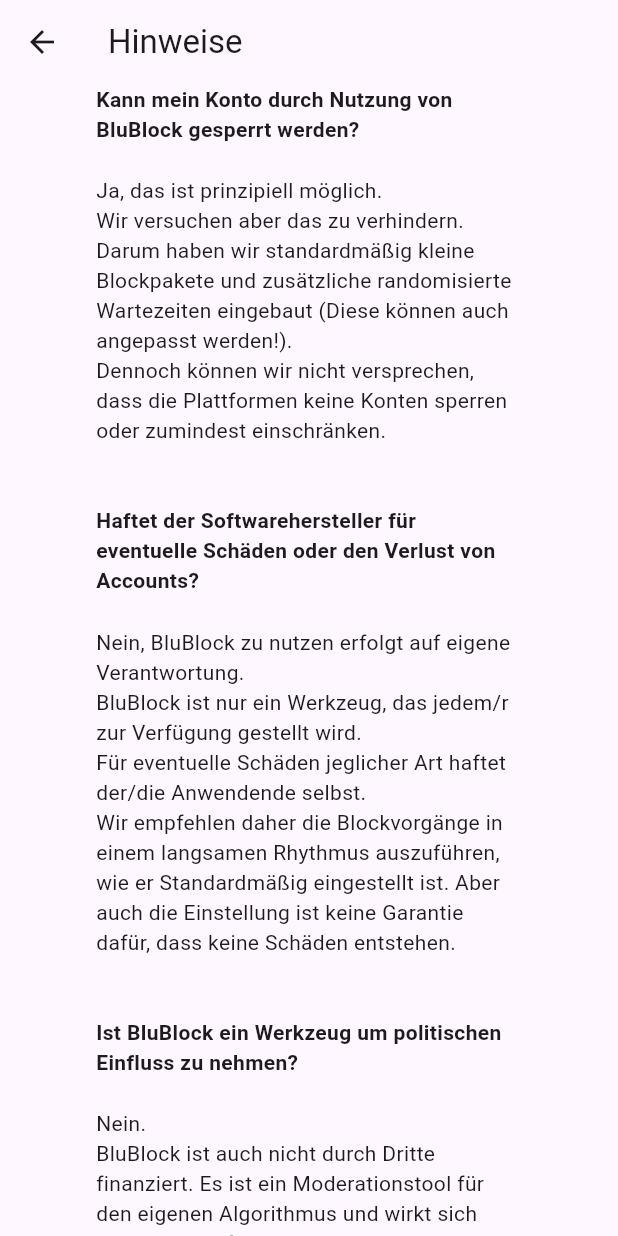
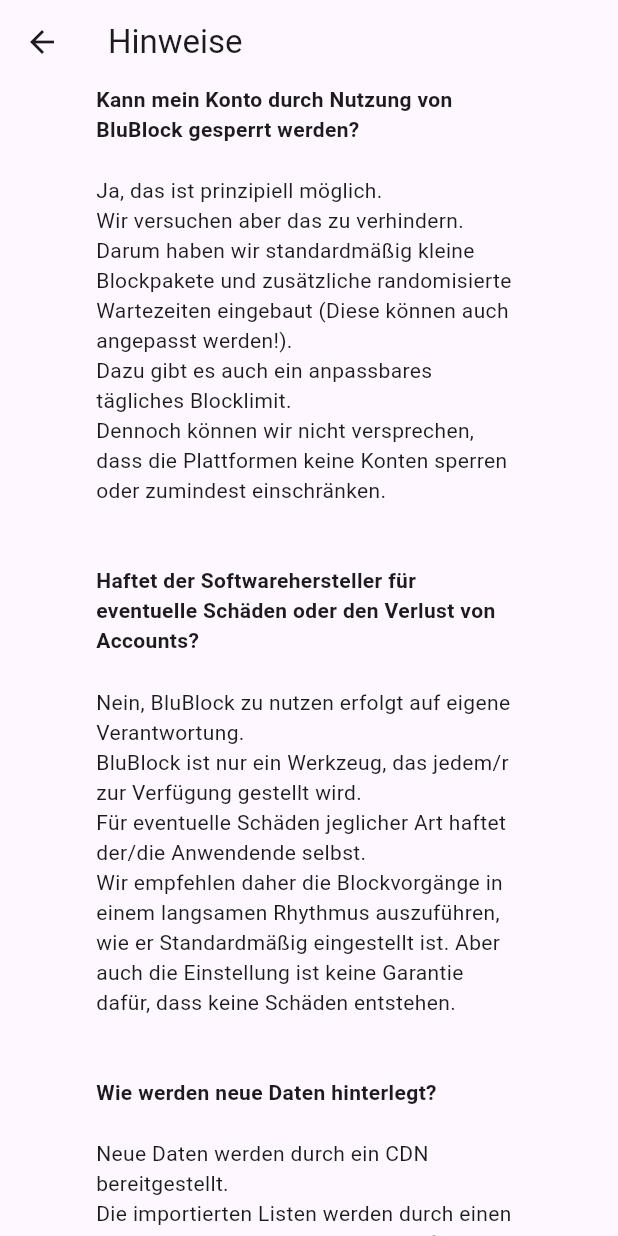
Before and after one commit to Avazz225/bluBlock, a Flutter app: the InfoPage screen opened directly, on a phone screen of 412 x 824 dp. Run offline on Flutter 3.47's test engine with Material 3 defaults, Android fonts, the phone set to English and light mode, and no system bars; our stand-ins replace sqflite; missing offline and left inert: flutter_inappwebview; accounts and stored records are empty; statements that could not run were skipped.

Commit message:
added max blocks per day
additional security feature

```diff
--- a/blu_block/lib/classes/block_executor.dart
+++ b/blu_block/lib/classes/block_executor.dart
@@ -13,10 +13,6 @@ class BlockExecutor extends ChangeNotifier{
   List<Account> _accounts = [];
   int _waitTimeSeconds = 0;
   int _batchSize = 0;
-  /*
-  int _workWindowStartSecs = 0;
-  int _workWindowEndSecs = 0;
-  */
   int _totalActions = 0;
   int _succeededActions = 0;
   bool _blockActive = false;
@@ -53,23 +49,34 @@ class BlockExecutor extends ChangeNotifier{
   }
 
   blockScheduler() async {
+    List<bool> loginStates = [_settings.facebookLoggedIn, _settings.instaLoggedIn, _settings.tiktokLoggedIn, _settings.xLoggedIn];
     while(_blockActive){
       //block execution
       _getBatchSize();
+      //check if daily limit is about to be reached
+      if (_batchSize > (_settings.maxBatchSize - _settings.dailyBlocks)){
+        _batchSize = _settings.maxBatchSize  - _settings.dailyBlocks;
+      }
+
+      if (_batchSize > 0){
         await _getNewList();
         //only execute blocks and get waitTime if account list is not empty
         if (_accounts.isNotEmpty){
           await _executeBlocks();
           _getWaitTime();
           _accountOverview.initialize();
+          _settings.updateValue("daily_blocks", _settings.dailyBlocks + _batchSize);
           await Future.delayed(Duration(seconds: _waitTimeSeconds));
         } else {
-        // if account list is empty: stop execution
+          // if account list is empty: stop execution (all accounts blocked)
+          toggleBlockActive();
+        }
+      } else {
+        // daily blocklimit reached
         toggleBlockActive();
       }
     }
   }
-
   _executeBlocks() async {
     for (final account in _accounts){
       bool res = false;
@@ -87,7 +94,7 @@ class BlockExecutor extends ChangeNotifier{
   }
 
   _getBatchSize() {
-    _batchSize = Random().nextInt(_settings.maxBatchSize)+1;
+    _batchSize = Random().nextInt(5)+1;
   }
 
   _getWaitTime() {
@@ -109,37 +116,5 @@ class BlockExecutor extends ChangeNotifier{
     }
   }
 
-/*_getWorkingWindow() {
-    _workWindowStartSecs = _settings.workWindowStart;
-    _workWindowEndSecs = _settings.workWindowEnd;
-  }
-
-  int _defineWorkingWindow() {
-    _getWorkingWindow();
-    DateTime now = DateTime.now();
-    int secondsSinceMidnight = now.hour * 3600 + now.minute * 60 + now.second;
-
-    //is over night
-    if (_workWindowEndSecs < _workWindowStartSecs){
-      if (secondsSinceMidnight > _workWindowStartSecs || secondsSinceMidnight < _workWindowEndSecs){
-        return 0;
-      } else {
-        return _workWindowStartSecs - secondsSinceMidnight;
-      }
-    // is not over night
-    } else {
-      if (secondsSinceMidnight >= _workWindowStartSecs && secondsSinceMidnight < _workWindowEndSecs){
-        return 0;
-      } else
-        if (secondsSinceMidnight < _workWindowStartSecs){
-          // same day
-          return _workWindowStartSecs - secondsSinceMidnight;
-        } else {
-          // next dayv
-          return (86400 - _workWindowStartSecs) + _workWindowStartSecs;
-        }
-      }
-  }*/
-
   BlockExecutor._internal();
 }
--- a/blu_block/lib/ui/pages/infos.dart
+++ b/blu_block/lib/ui/pages/infos.dart
@@ -1,4 +1,6 @@
+import 'package:flutter/gestures.dart';
 import 'package:flutter/material.dart';
+import 'package:url_launcher/url_launcher.dart';
 
 class InfoPage extends StatelessWidget{
   const InfoPage({super.key});
@@ -9,31 +11,58 @@ class InfoPage extends StatelessWidget{
       appBar: AppBar(
         title: const Text("Hinweise"),
       ),
-      body: const SingleChildScrollView(
+      body: SingleChildScrollView(
         child:Padding(
-          padding: EdgeInsets.symmetric(horizontal: 64),
+          padding: const EdgeInsets.symmetric(horizontal: 64),
           child: Column(
             crossAxisAlignment: CrossAxisAlignment.start,
             children: [
-              Text('Kann mein Konto durch Nutzung von BluBlock gesperrt werden?', style: TextStyle(fontWeight: FontWeight.bold)),
-              Text(''),
-              Text('''Ja, das ist prinzipiell möglich.'''),
-              Text('''Wir versuchen aber das zu verhindern. Darum haben wir standardmäßig kleine Blockpakete und zusätzliche randomisierte Wartezeiten eingebaut (Diese können auch angepasst werden!).\nDennoch können wir nicht versprechen, dass die Plattformen keine Konten sperren oder zumindest einschränken.'''),
-              Text('\n'),
-              Text('Haftet der Softwarehersteller für eventuelle Schäden oder den Verlust von Accounts?', style: TextStyle(fontWeight: FontWeight.bold)),
-              Text(''),
-              Text('''Nein, BluBlock zu nutzen erfolgt auf eigene Verantwortung.'''),
-              Text('''BluBlock ist nur ein Werkzeug, das jedem/r zur Verfügung gestellt wird.\nFür eventuelle Schäden jeglicher Art haftet der/die Anwendende selbst.\nWir empfehlen daher die Blockvorgänge in einem langsamen Rhythmus auszuführen, wie er Standardmäßig eingestellt ist. Aber auch die Einstellung ist keine Garantie dafür, dass keine Schäden entstehen.'''),
-              Text('\n'),
-              Text('Ist BluBlock ein Werkzeug um politischen Einfluss zu nehmen?', style: TextStyle(fontWeight: FontWeight.bold)),
-              Text(''),
-              Text('''Nein.'''),
-              Text('''BluBlock ist auch nicht durch Dritte finanziert. Es ist ein Moderationstool für den eigenen Algorithmus und wirkt sich primär nur auf den eigenen Account aus.\nOb die Plattformen als Reaktion auf die Blocks weitere Effekte zeigen, ist weder bekannt, noch ist so etwas beabsichtigt.'''),
-              Text('\n'),
-              Text('Wenn BluBlock keinen politischen Einfluss nimmt, warum wird nur eine politische Gruppe blockiert?', style: TextStyle(fontWeight: FontWeight.bold)),
-              Text(''),
-              Text('''Grund dafür ist, den eigenen Algorithmus aufzuräumen. Die starke Fokussierung kommt von der Präsenz jener Gruppe auf Social Media, die sich mitunter negativ auf das eigene Wohlbefinden auswirken kann.'''),
-              Text('\n'),
+              const Text('Kann mein Konto durch Nutzung von BluBlock gesperrt werden?', style: TextStyle(fontWeight: FontWeight.bold)),
+              const Text(''),
+              const Text('''Ja, das ist prinzipiell möglich.'''),
+              const Text('''Wir versuchen aber das zu verhindern. Darum haben wir standardmäßig kleine Blockpakete und zusätzliche randomisierte Wartezeiten eingebaut (Diese können auch angepasst werden!).\nDazu gibt es auch ein anpassbares tägliches Blocklimit.\nDennoch können wir nicht versprechen, dass die Plattformen keine Konten sperren oder zumindest einschränken.'''),
+              const Text('\n'),
+              const Text('Haftet der Softwarehersteller für eventuelle Schäden oder den Verlust von Accounts?', style: TextStyle(fontWeight: FontWeight.bold)),
+              const Text(''),
+              const Text('''Nein, BluBlock zu nutzen erfolgt auf eigene Verantwortung.'''),
+              const Text('''BluBlock ist nur ein Werkzeug, das jedem/r zur Verfügung gestellt wird.\nFür eventuelle Schäden jeglicher Art haftet der/die Anwendende selbst.\nWir empfehlen daher die Blockvorgänge in einem langsamen Rhythmus auszuführen, wie er Standardmäßig eingestellt ist. Aber auch die Einstellung ist keine Garantie dafür, dass keine Schäden entstehen.'''),
+              const Text('\n'),
+              const Text('Wie werden neue Daten hinterlegt?', style: TextStyle(fontWeight: FontWeight.bold)),
+              const Text(''),
+              const Text('''Neue Daten werden durch ein CDN bereitgestellt.\nDie importierten Listen werden durch einen Algorithmus extrahiert, grob klassifiziert und anschließend händisch überprüft, bevor sie freigegeben werden.\nDadurch dauert das Bereitstellen der Listen unter Umständen länger.'''),
+              const Text('\n'),
+              const Text('Ist BluBlock ein Werkzeug um politischen Einfluss zu nehmen?', style: TextStyle(fontWeight: FontWeight.bold)),
+              const Text(''),
+              const Text('''Nein.'''),
+              const Text('''BluBlock ist auch nicht durch Dritte finanziert. Es ist ein Moderationstool für den eigenen Algorithmus und wirkt sich primär nur auf den eigenen Account aus.\nOb die Plattformen als Reaktion auf die Blocks weitere Effekte zeigen, ist weder bekannt, noch ist so etwas beabsichtigt.'''),
+              const Text('\n'),
+              const Text('Wenn BluBlock keinen politischen Einfluss nimmt, warum wird nur eine politische Gruppe blockiert?', style: TextStyle(fontWeight: FontWeight.bold)),
+              const Text(''),
+              const Text('''Grund dafür ist, den eigenen Algorithmus aufzuräumen. Die starke Fokussierung kommt von der Präsenz jener Gruppe auf Social Media, die sich mitunter negativ auf das eigene Wohlbefinden auswirken kann.'''),
+              const Text('\n'),
+              const Text('Wie funktioniert BluBlock im Allgemeinen? Wie kann ich mir sicher sein, dass keine Daten abfließen?', style: TextStyle(fontWeight: FontWeight.bold)),
+              const Text(''),
+              RichText(
+                text:TextSpan(
+                  children: [
+                    TextSpan(text: '''Es würde den Rahmen übersteigen dies hier zu beantworten. Daher ist der Quellcode frei zugänglich in einem GitHub Repository ''', style: Theme.of(context).textTheme.bodyMedium),
+                    TextSpan(
+                        text:'(zum Repository)',
+                        style: Theme.of(context).textTheme.bodyMedium?.copyWith(color: Colors.blueAccent),
+                        recognizer: TapGestureRecognizer()
+                          ..onTap = () async {
+                            const url = 'https://github.com/Avazz225/bluBlock';
+                            await launchUrl(
+                              Uri.parse(url),
+                              mode: LaunchMode.externalApplication
+                            );
+                          },
+                    ),
+                    TextSpan(text:'''. Bitte beachte, dass ungefragt keine Plagiate der Software angefertigt werden dürfen.''', style: Theme.of(context).textTheme.bodyMedium),
+                  ]
+                ),
+              ),
+              const Text('\n'),
             ],
           )
         )
--- a/blu_block/lib/ui/pages/settings_page.dart
+++ b/blu_block/lib/ui/pages/settings_page.dart
@@ -101,7 +101,7 @@ class _SettingsPageState extends State<SettingsPage> {
                       Row(
                         mainAxisAlignment: MainAxisAlignment.spaceBetween,
                         children: [
-                          const Text("Paketgröße"),
+                          const Text("Tägliche Blocks je Plattform"),
                           SizedBox(
                             width: 110,
                             child:Column(
--- a/blu_block/pubspec.yaml
+++ b/blu_block/pubspec.yaml
@@ -1,7 +1,7 @@
 name: BluBlock
 description: "Ein Tool zur automatischen Contentmoderation."
 publish_to: 'none'
-version: 0.2.4+9
+version: 0.3.0+10
 
 environment:
   sdk: '>=3.4.0 <4.0.0'
@@ -17,6 +17,7 @@ dependencies:
   intl: ^0.19.0
   provider: ^6.0.0
   flutter_inappwebview: ^6.0.0
+  url_launcher: ^6.3.0
 
 dependency_overrides:
   webview_flutter_android: 3.16.1
```
Also changed, not shown: blu_block/lib/classes/database.dart (+26 -6 lines), blu_block/lib/classes/settings.dart (+28 -1 lines), blu_block/lib/ui/pages/data_security.dart (deleted, +0 -36 lines), blu_block/lib/ui/pages/home.dart (+7 -1 lines), blu_block/pubspec.lock, 6 other files. Lines whose indentation alone changed are shown as unchanged.
